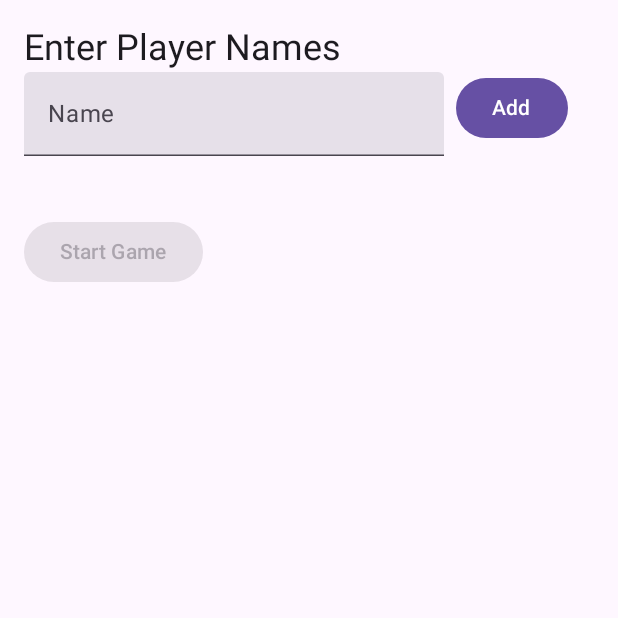
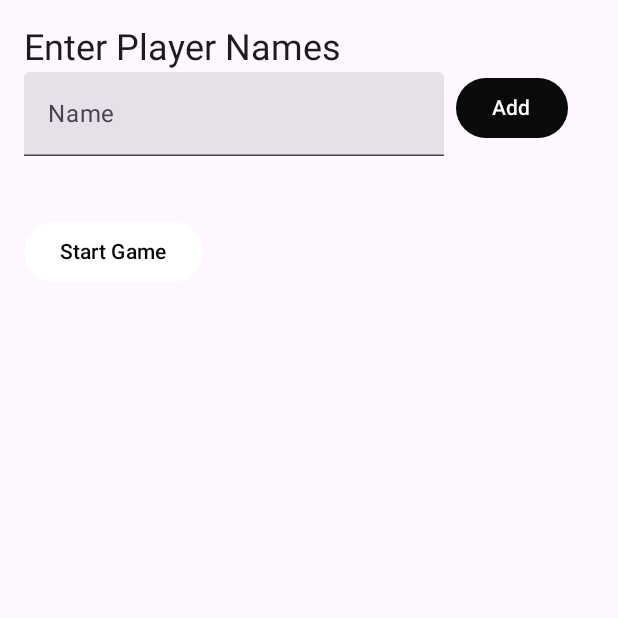
Before and after one commit to nickj2003/Dende, an Android app built with Jetpack Compose: the screen it shows after launch (MainActivity), on a phone screen of 412 x 824 dp, the top half of it. Run offline under Robolectric (Android 15) with nearby library versions, the phone set to English and light mode, and no system bars.

Commit message:
Added default button and removed some  useless code/file

```diff
--- a/app/src/main/java/com/main/dende/MainActivity.kt
+++ b/app/src/main/java/com/main/dende/MainActivity.kt
@@ -46,8 +46,6 @@ fun App() {
 
     when {
         players.isEmpty() -> {
-            Log.d("testingSome", ButtonDefaults.buttonColors().contentColor.value.toString())
-            print(ButtonDefaults.buttonColors().toString())
             PlayerEntryScreen(onPlayersEntered = viewModel::setPlayers)
         }
 
--- a/app/src/main/java/com/main/dende/ui/CategorySelectionScreen.kt
+++ b/app/src/main/java/com/main/dende/ui/CategorySelectionScreen.kt
@@ -6,6 +6,7 @@ import androidx.compose.material3.*
 import androidx.compose.runtime.*
 import androidx.compose.ui.Modifier
 import androidx.compose.ui.unit.dp
+import com.main.dende.ui.component.DefaultButton
 
 @Composable
 fun CategorySelectionScreen(
@@ -43,7 +44,7 @@ fun CategorySelectionScreen(
         }
 
         Spacer(modifier = Modifier.height(24.dp))
-        Button(onClick = onConfirm, enabled = selectedCategories.isNotEmpty()) {
+        DefaultButton(onClick = onConfirm, enabled = selectedCategories.isNotEmpty()) {
             Text("Continue")
         }
     }
--- a/app/src/main/java/com/main/dende/ui/PlayerEntryScreen.kt
+++ b/app/src/main/java/com/main/dende/ui/PlayerEntryScreen.kt
@@ -5,6 +5,7 @@ import androidx.compose.material3.*
 import androidx.compose.runtime.*
 import androidx.compose.ui.Modifier
 import androidx.compose.ui.unit.dp
+import com.main.dende.ui.component.DefaultButton
 
 @Composable
 fun PlayerEntryScreen(onPlayersEntered: (List<String>) -> Unit) {
@@ -20,7 +21,7 @@ fun PlayerEntryScreen(onPlayersEntered: (List<String>) -> Unit) {
         Row {
             TextField(value = currentName, onValueChange = { currentName = it }, label = { Text("Name") })
             Spacer(modifier = Modifier.width(8.dp))
-            Button(onClick = {
+            DefaultButton(onClick = {
                 if (currentName.isNotBlank()) {
                     players.add(currentName.trim())
                     currentName = ""
@@ -34,7 +35,7 @@ fun PlayerEntryScreen(onPlayersEntered: (List<String>) -> Unit) {
         players.forEach { Text(it) }
 
         Spacer(modifier = Modifier.height(24.dp))
-        Button(onClick = { onPlayersEntered(players) }, enabled = players.isNotEmpty()) {
+        DefaultButton(onClick = { onPlayersEntered(players) }, enabled = players.isNotEmpty()) {
             Text("Start Game")
         }
     }
--- a/app/src/main/java/com/main/dende/ui/TaskCard.kt
+++ /dev/null
@@ -1 +0,0 @@
-package com.main.dende.ui
--- /dev/null
+++ b/app/src/main/java/com/main/dende/ui/component/Default.kt
@@ -0,0 +1,30 @@
+package com.main.dende.ui.component
+
+import androidx.compose.foundation.layout.RowScope
+import androidx.compose.material3.Button
+import androidx.compose.material3.ButtonDefaults
+import androidx.compose.runtime.Composable
+import androidx.compose.ui.Modifier
+import com.main.dende.ui.theme.*
+
+@Composable
+fun DefaultButton(
+    onClick: () -> Unit,
+    modifier: Modifier = Modifier,
+    enabled: Boolean = true,
+    content: @Composable RowScope.() -> Unit
+) {
+    val colors = ButtonDefaults.buttonColors(
+        containerColor = Black,
+        contentColor = White,
+        disabledContainerColor = White,
+        disabledContentColor = Black,
+    )
+
+    Button(
+        onClick = onClick,
+        colors = colors,
+        enabled = enabled,
+        content = content
+    )
+}
--- a/app/src/main/java/com/main/dende/ui/theme/Color.kt
+++ b/app/src/main/java/com/main/dende/ui/theme/Color.kt
@@ -10,4 +10,7 @@ val Purple40 = Color(0xFF6650a4)
 val PurpleGrey40 = Color(0xFF625b71)
 val Pink40 = Color(0xFF7D5260)
 
-val background = Color(0xFF4c4c52)
+val DarkGreen = Color(0xFF0f4a10)
+
+val White = Color(0Xffffffff)
+val Black = Color(0Xff0a0a0a)
--- a/app/src/main/java/com/main/dende/ui/theme/Theme.kt
+++ b/app/src/main/java/com/main/dende/ui/theme/Theme.kt
@@ -3,13 +3,17 @@ package com.main.dende.ui.theme
 import android.app.Activity
 import android.os.Build
 import androidx.compose.foundation.isSystemInDarkTheme
+import androidx.compose.material3.ButtonColors
+import androidx.compose.material3.ButtonDefaults
 import androidx.compose.material3.MaterialTheme
 import androidx.compose.material3.darkColorScheme
 import androidx.compose.material3.dynamicDarkColorScheme
 import androidx.compose.material3.dynamicLightColorScheme
 import androidx.compose.material3.lightColorScheme
 import androidx.compose.runtime.Composable
+import androidx.compose.ui.graphics.Color
 import androidx.compose.ui.platform.LocalContext
+import androidx.compose.ui.tooling.preview.Preview
 
 private val DarkColorScheme = darkColorScheme(
     primary = Purple80,
@@ -36,15 +40,21 @@ private val LightColorScheme = lightColorScheme(
 @Composable
 fun DendeTheme(
     darkTheme: Boolean = isSystemInDarkTheme(),
-    // Dynamic color is available on Android 12+
-    dynamicColor: Boolean = true,
     content: @Composable () -> Unit
 ) {
-    val colorScheme = if (darkTheme) DarkColorScheme else LightColorScheme
-
     MaterialTheme(
-        colorScheme = colorScheme,
+        colorScheme = if (darkTheme) DarkColorScheme else LightColorScheme,
         typography = Typography,
         content = content
     )
 }
+
+@Composable
+fun defaultButtonColor(): ButtonColors {
+    return ButtonDefaults.buttonColors(
+        containerColor = Black,
+        contentColor = Black,
+        disabledContainerColor = Black,
+        disabledContentColor = Black,
+    )
+}
```
Also changed, not shown: app/src/main/java/com/main/dende/ui/GameScreen.kt (+2 -6 lines).
